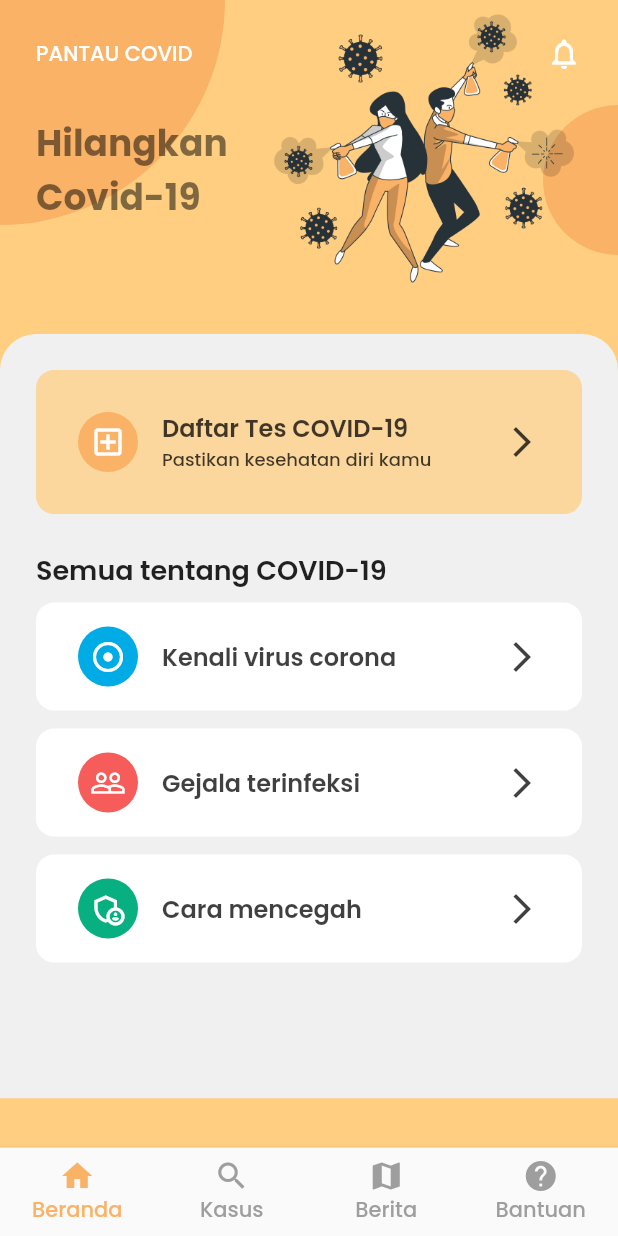
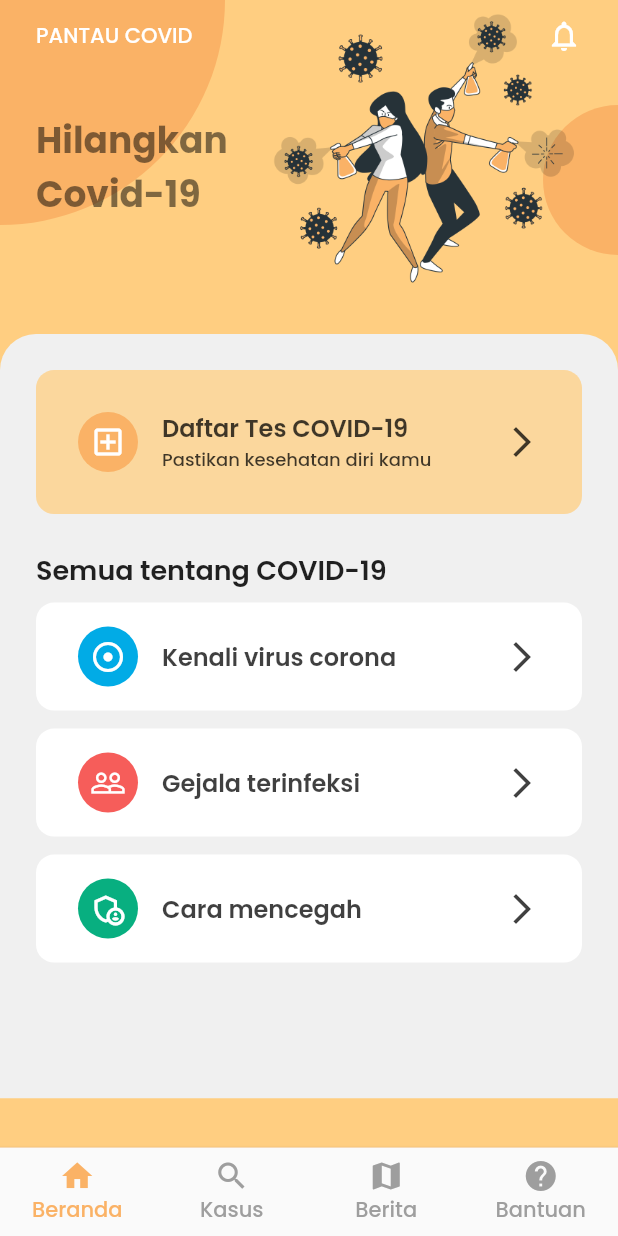
Before and after one commit to nailnafir/pantau-covid, a Flutter app: the screen it shows after launch, on a phone screen of 412 x 824 dp. Run offline on Flutter 3.47's test engine with Material 2 defaults, Android fonts, the phone set to English and light mode, and no system bars.

Commit message:
fix spacing home page

```diff
--- a/lib/pages/home_page.dart
+++ b/lib/pages/home_page.dart
@@ -67,7 +67,10 @@ class _HomePageState extends State<HomePage> {
           ),
         ),
         Container(
-          margin: EdgeInsets.all(SpaceConfig.longSpace),
+          margin: EdgeInsets.symmetric(
+            horizontal: SpaceConfig.longSpace,
+            vertical: SpaceConfig.normalSpace,
+          ),
           child: Column(
             crossAxisAlignment: CrossAxisAlignment.start,
             children: [
@@ -85,7 +88,7 @@ class _HomePageState extends State<HomePage> {
                   )
                 ],
               ),
-              SizedBox(height: 30),
+              SizedBox(height: 40),
               Text(
                 "Hilangkan\nCovid-19",
                 style: TypeTheme.normalTextFont.copyWith(
@@ -94,7 +97,7 @@ class _HomePageState extends State<HomePage> {
                   fontSize: 24,
                 ),
               ),
-              SizedBox(height: 30),
+              SizedBox(height: 40),
             ],
           ),
         ),
```
